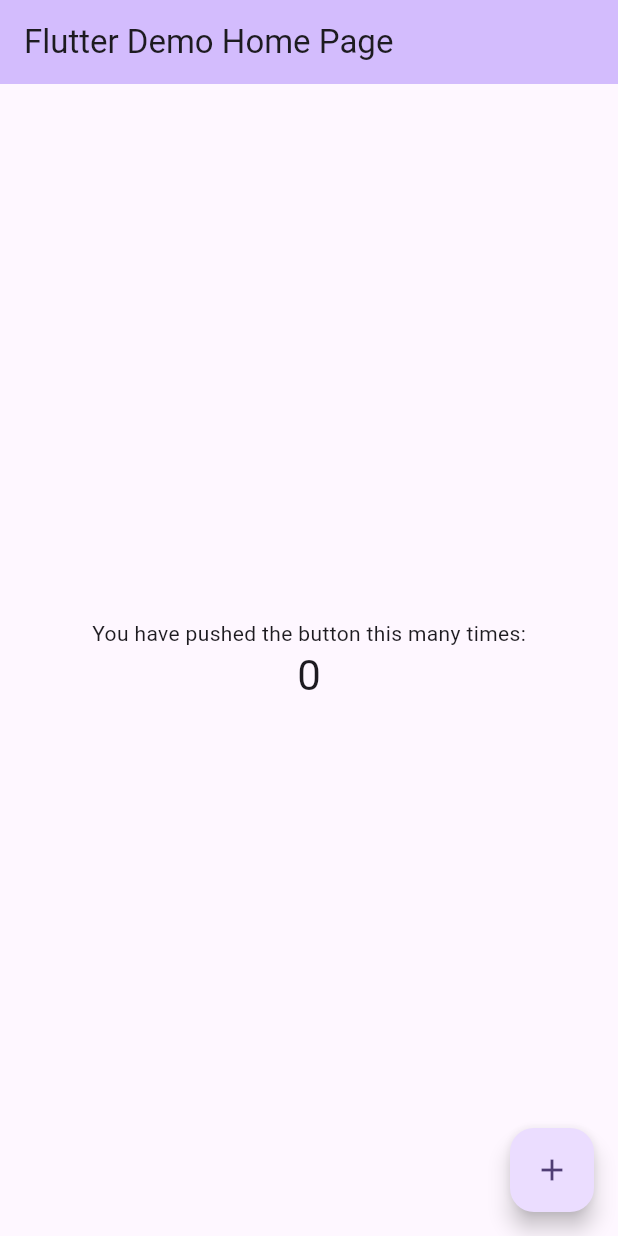
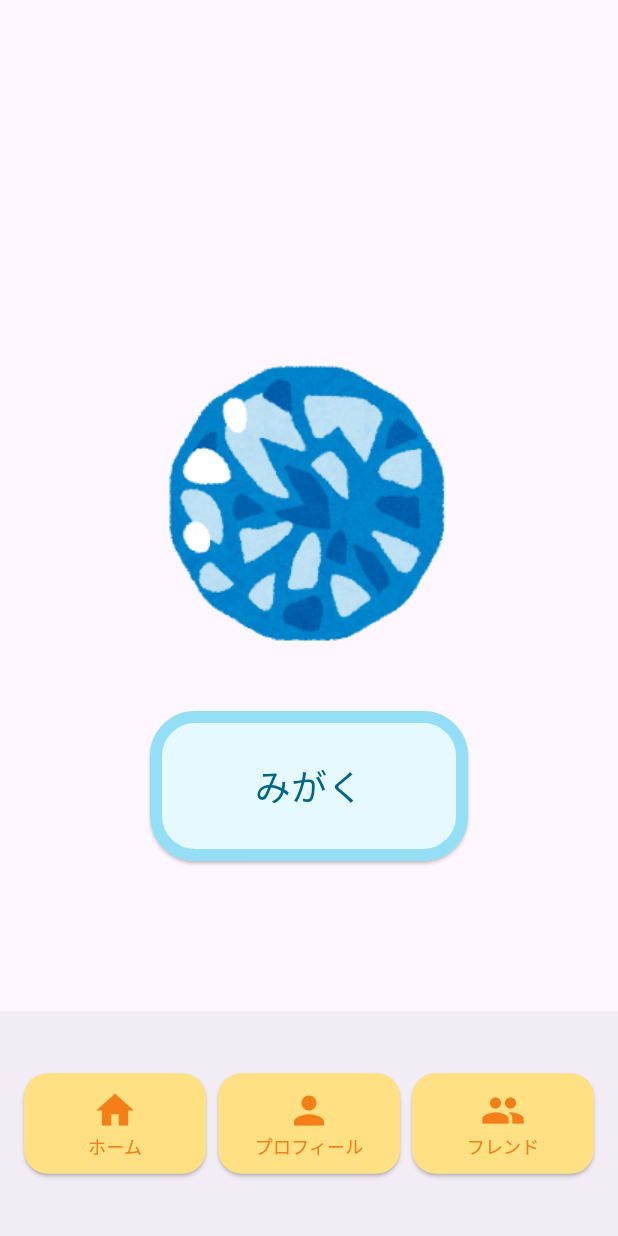
Before and after one commit to yukina-t156/jewelry-custom-flutter, a Flutter app: the screen it shows after launch, on a phone screen of 412 x 824 dp. Run offline on Flutter 3.47's test engine with Material 3 defaults, Android fonts, the light colour scheme and no system bars.

Commit message:
make home screen

```diff
--- a/lib/main.dart
+++ b/lib/main.dart
@@ -11,7 +11,7 @@ class MyApp extends StatelessWidget {
   @override
   Widget build(BuildContext context) {
     return MaterialApp(
-      title: 'Flutter Demo',
+      title: 'Jewelry App',
       theme: ThemeData(
         colorScheme: ColorScheme.fromSeed(seedColor: Colors.deepPurple),
         useMaterial3: true,
--- a/lib/screens/home_screen.dart
+++ b/lib/screens/home_screen.dart
@@ -1,4 +1,6 @@
 import 'package:flutter/material.dart';
+import 'package:jewelry_custom_flutter/widgets/foot_buttons.dart'; // 実際のパスに合わせてください
+
 
 class HomeScreen extends StatefulWidget {
   const HomeScreen({super.key});
@@ -8,39 +10,57 @@ class HomeScreen extends StatefulWidget {
 }
 
 class _HomeScreenState extends State<HomeScreen> {
-  int _counter = 0;
-
-  void _incrementCounter() {
-    setState(() {
-      _counter++;
-    });
-  }
-
   @override
   Widget build(BuildContext context) {
     return Scaffold(
-      appBar: AppBar(
-        backgroundColor: Theme.of(context).colorScheme.inversePrimary,
-        title: const Text('Flutter Demo Home Page'),
-      ),
-      body: Center(
+      // appBar: AppBar(
+      //   backgroundColor: Theme.of(context).colorScheme.inversePrimary,
+      //   title: const Text('Home'),
+      // ),
+      body: Stack(
+        children: <Widget>[
+          Center(
             child: Column(
               mainAxisAlignment: MainAxisAlignment.center,
               children: <Widget>[
-            const Text(
-              'You have pushed the button this many times:',
-            ),
-            Text(
-              '$_counter',
-              style: Theme.of(context).textTheme.headlineMedium,
+                Image.asset(
+                  'assets/images/test_jewel.png',
+                  cacheWidth: 200,
+                  cacheHeight: 200,
                 ),
               ],
             ),
           ),
-      floatingActionButton: FloatingActionButton(
-        onPressed: _incrementCounter,
-        tooltip: 'Increment',
-        child: const Icon(Icons.add),
+          Align(
+            alignment: Alignment.bottomCenter,
+            child: Padding(
+              padding: const EdgeInsets.all(100.0),
+              child: ElevatedButton(
+                onPressed: () {
+                },
+                child: const Text(
+                  'みがく',
+                  style:TextStyle(fontSize: 24)
+                ),
+                style: ElevatedButton.styleFrom(
+                  backgroundColor: const Color(0xFFE5F9FF), // ボタンの背景色
+                  foregroundColor: const Color(0xFF006686), // ボタン上のテキストの色
+                  side: BorderSide(color: Color(0xFF95DFF6), width: 8),//枠の設定
+                  // shape: const StadiumBorder(),
+                  shape: RoundedRectangleBorder(
+                    borderRadius: BorderRadius.circular(30),
+                  ),
+                  fixedSize: Size(300, 100),
+                ),
+              ),
+            ),
+          ),
+        ],
+      ),
+      bottomNavigationBar: Container(
+        color: Colors.grey[300], // 背景の灰色
+        height: 150, // 背景の高さ
+        child: FooterButtons(), // フッターボタンを追加
       ),
     );
   }
--- /dev/null
+++ b/lib/widgets/foot_buttons.dart
@@ -0,0 +1,55 @@
+import 'package:flutter/material.dart';
+
+class FooterButtons extends StatelessWidget {
+  const FooterButtons({super.key});
+
+  @override
+  Widget build(BuildContext context) {
+    return BottomAppBar(
+      child: Row(
+        mainAxisAlignment: MainAxisAlignment.spaceEvenly,
+        children: <Widget>[
+            Expanded(
+              child: _buildButton(context, 'ホーム', Icons.home),
+            ),
+            SizedBox(width: 8), // ボタンの間に縦のスペースを追加
+            Expanded(
+              child: _buildButton(context, 'プロフィール', Icons.person),
+            ),
+            SizedBox(width: 8), // ボタンの間に縦のスペースを追加
+            Expanded(
+              child: _buildButton(context, 'フレンド', Icons.group),
+            ),
+        ],
+      ),
+    );
+  }
+
+  Widget _buildButton(BuildContext context, String label, IconData icon) {
+    return ElevatedButton(
+      style: ElevatedButton.styleFrom(
+        shape: RoundedRectangleBorder(
+          borderRadius: BorderRadius.circular(16.0), // ボタンの角を丸くする
+        ),
+        backgroundColor: Colors.amber[200], // ボタンの背景色
+        foregroundColor: Colors.yellow[900], // ボタン上のテキストの色
+        // minimumSize: Size(60, 60), // ボタンの最小サイズ
+        padding: EdgeInsets.symmetric(vertical: 10.0), // ボタンの内側の余白（縦）
+      ),
+      // tooltip: label,
+      onPressed: () {
+        // 各ボタンが押されたときの処理をここに記述
+        // 例: Navigator.pushNamed(context, '/${label}');
+      },
+
+      child: Column(
+        mainAxisSize: MainAxisSize.min,
+        children: [
+          Icon(icon, size: 30), // アイコンのサイズ
+          Text(label,style:TextStyle(fontSize: 12)),
+        ],
+      ),
+
+    );
+  }
+}
--- a/pubspec.yaml
+++ b/pubspec.yaml
@@ -59,8 +59,9 @@ flutter:
   uses-material-design: true
 
   # To add assets to your application, add an assets section, like this:
-  # assets:
-  #   - images/a_dot_burr.jpeg
+  assets:
+    - assets/images/test_jewel.png
+    # - images/a_dot_burr.jpeg
   #   - images/a_dot_ham.jpeg
 
   # An image asset can refer to one or more resolution-specific "variants", see
```
Also changed, not shown: assets/images/test_jewel.png (added). Lines whose indentation alone changed are shown as unchanged.
